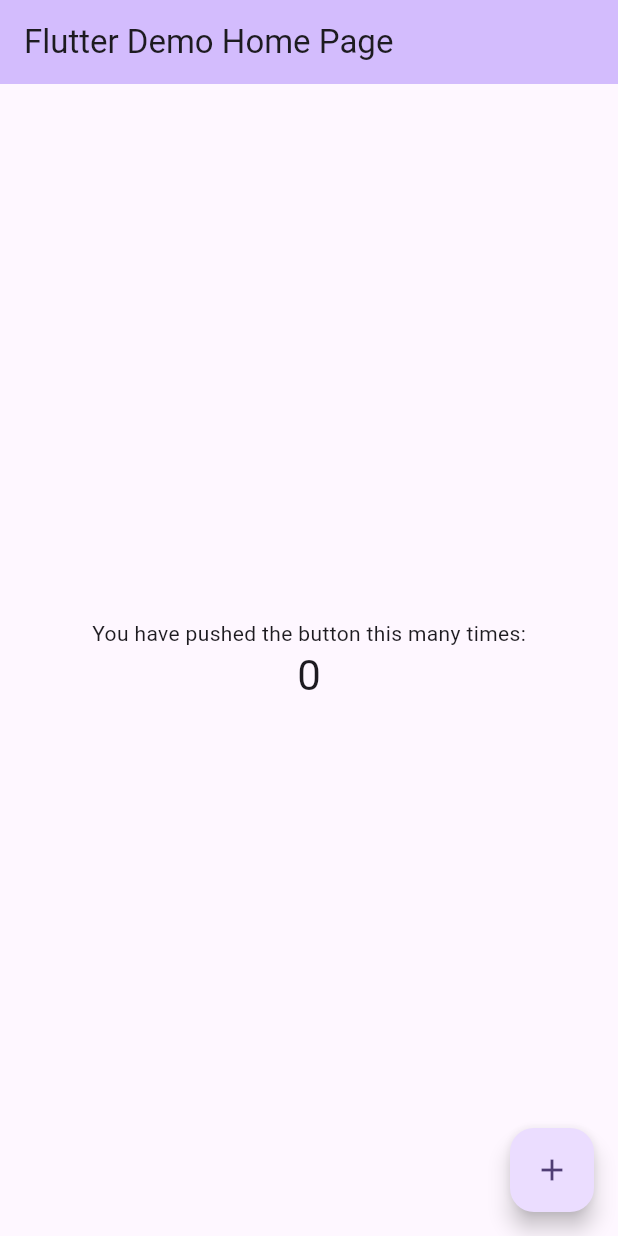
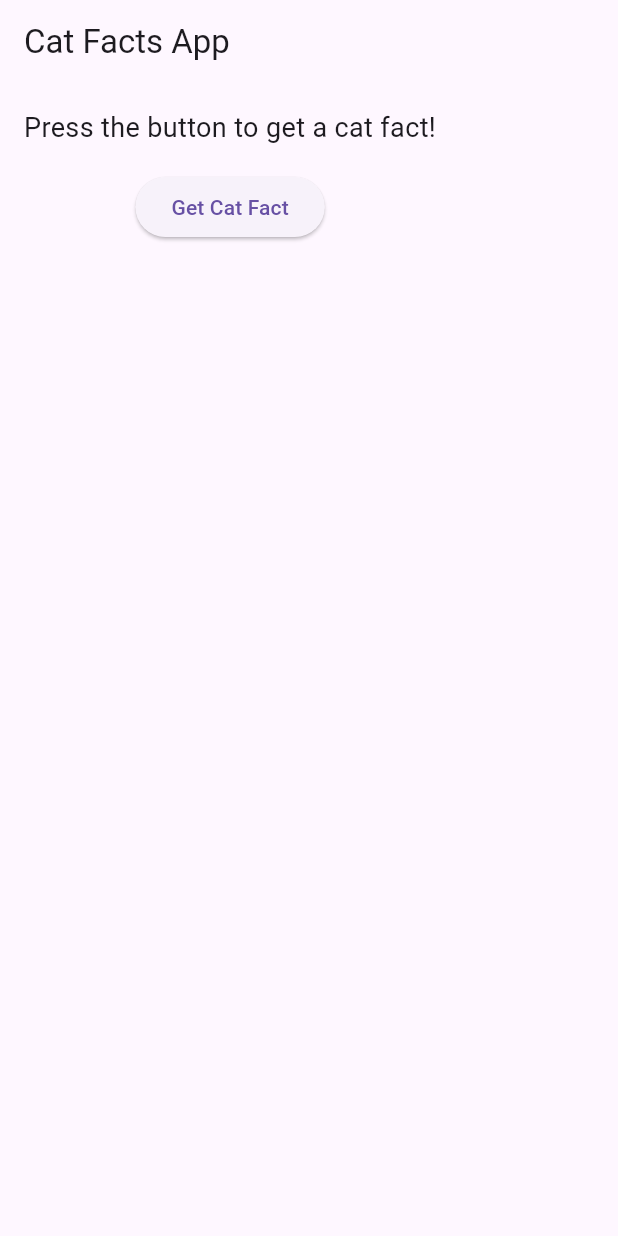
Before and after one commit to afstanton/flutter-microapps, a Flutter app: the screen it shows after launch, on a phone screen of 412 x 824 dp. Run offline on Flutter 3.47's test engine with Material 3 defaults, Android fonts, the phone set to English and light mode, and no system bars.

Commit message:
Cat facts, needs tests

```diff
--- a/cat_facts_app/lib/main.dart
+++ b/cat_facts_app/lib/main.dart
@@ -1,125 +1,70 @@
 import 'package:flutter/material.dart';
+import 'package:http/http.dart' as http;
+import 'dart:convert';
 
 void main() {
-  runApp(const MyApp());
+  runApp(const CatFactsApp());
 }
 
-class MyApp extends StatelessWidget {
-  const MyApp({super.key});
+class CatFactsApp extends StatelessWidget {
+  const CatFactsApp({super.key});
 
-  // This widget is the root of your application.
   @override
   Widget build(BuildContext context) {
     return MaterialApp(
-      title: 'Flutter Demo',
-      theme: ThemeData(
-        // This is the theme of your application.
-        //
-        // TRY THIS: Try running your application with "flutter run". You'll see
-        // the application has a purple toolbar. Then, without quitting the app,
-        // try changing the seedColor in the colorScheme below to Colors.green
-        // and then invoke "hot reload" (save your changes or press the "hot
-        // reload" button in a Flutter-supported IDE, or press "r" if you used
-        // the command line to start the app).
-        //
-        // Notice that the counter didn't reset back to zero; the application
-        // state is not lost during the reload. To reset the state, use hot
-        // restart instead.
-        //
-        // This works for code too, not just values: Most code changes can be
-        // tested with just a hot reload.
-        colorScheme: ColorScheme.fromSeed(seedColor: Colors.deepPurple),
-        useMaterial3: true,
+      home: Scaffold(
+        appBar: AppBar(
+          title: const Text('Cat Facts App'),
+        ),
+        body: const Padding(
+          padding: EdgeInsets.all(16.0),
+          child: CatFactsScreen(),
+        ),
       ),
-      home: const MyHomePage(title: 'Flutter Demo Home Page'),
     );
   }
 }
 
-class MyHomePage extends StatefulWidget {
-  const MyHomePage({super.key, required this.title});
-
-  // This widget is the home page of your application. It is stateful, meaning
-  // that it has a State object (defined below) that contains fields that affect
-  // how it looks.
-
-  // This class is the configuration for the state. It holds the values (in this
-  // case the title) provided by the parent (in this case the App widget) and
-  // used by the build method of the State. Fields in a Widget subclass are
-  // always marked "final".
-
-  final String title;
+class CatFactsScreen extends StatefulWidget {
+  const CatFactsScreen({super.key});
 
   @override
-  State<MyHomePage> createState() => _MyHomePageState();
+  _CatFactsScreenState createState() => _CatFactsScreenState();
 }
 
-class _MyHomePageState extends State<MyHomePage> {
-  int _counter = 0;
+class _CatFactsScreenState extends State<CatFactsScreen> {
+  String _catFact = 'Press the button to get a cat fact!';
 
-  void _incrementCounter() {
-    setState(() {
-      // This call to setState tells the Flutter framework that something has
-      // changed in this State, which causes it to rerun the build method below
-      // so that the display can reflect the updated values. If we changed
-      // _counter without calling setState(), then the build method would not be
-      // called again, and so nothing would appear to happen.
-      _counter++;
-    });
+  Future<void> _getCatFact() async {
+    final response = await http.get(Uri.parse('https://catfact.ninja/fact'));
+
+    if (response.statusCode == 200) {
+      final data = json.decode(response.body);
+      setState(() {
+        _catFact = data['fact'];
+      });
+    } else {
+      setState(() {
+        _catFact = 'Failed to get a cat fact';
+      });
+    }
   }
 
   @override
   Widget build(BuildContext context) {
-    // This method is rerun every time setState is called, for instance as done
-    // by the _incrementCounter method above.
-    //
-    // The Flutter framework has been optimized to make rerunning build methods
-    // fast, so that you can just rebuild anything that needs updating rather
-    // than having to individually change instances of widgets.
-    return Scaffold(
-      appBar: AppBar(
-        // TRY THIS: Try changing the color here to a specific color (to
-        // Colors.amber, perhaps?) and trigger a hot reload to see the AppBar
-        // change color while the other colors stay the same.
-        backgroundColor: Theme.of(context).colorScheme.inversePrimary,
-        // Here we take the value from the MyHomePage object that was created by
-        // the App.build method, and use it to set our appbar title.
-        title: Text(widget.title),
-      ),
-      body: Center(
-        // Center is a layout widget. It takes a single child and positions it
-        // in the middle of the parent.
-        child: Column(
-          // Column is also a layout widget. It takes a list of children and
-          // arranges them vertically. By default, it sizes itself to fit its
-          // children horizontally, and tries to be as tall as its parent.
-          //
-          // Column has various properties to control how it sizes itself and
-          // how it positions its children. Here we use mainAxisAlignment to
-          // center the children vertically; the main axis here is the vertical
-          // axis because Columns are vertical (the cross axis would be
-          // horizontal).
-          //
-          // TRY THIS: Invoke "debug painting" (choose the "Toggle Debug Paint"
-          // action in the IDE, or press "p" in the console), to see the
-          // wireframe for each widget.
-          mainAxisAlignment: MainAxisAlignment.center,
-          children: <Widget>[
-            const Text(
-              'You have pushed the button this many times:',
-            ),
-            Text(
-              '$_counter',
-              style: Theme.of(context).textTheme.headlineMedium,
-            ),
-          ],
+    return Column(
+      children: <Widget>[
+        Text(
+          _catFact,
+          style: const TextStyle(fontSize: 18.0),
+          textAlign: TextAlign.center,
         ),
-      ),
-      floatingActionButton: FloatingActionButton(
-        onPressed: _incrementCounter,
-        tooltip: 'Increment',
-        child: const Icon(Icons.add),
-      ), // This trailing comma makes auto-formatting nicer for build methods.
+        const SizedBox(height: 16.0),
+        ElevatedButton(
+          onPressed: _getCatFact,
+          child: const Text('Get Cat Fact'),
+        ),
+      ],
     );
   }
 }
```
Also changed, not shown: 2 other files.
